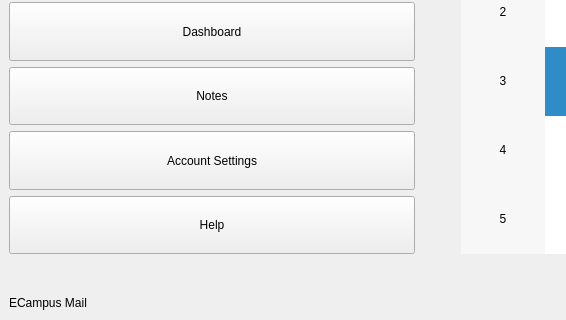
Qt form main/menu.ui (Demonim/Simargl-Study-Project) before a commit; both pictures show x 0 to 566 and y 329 to 649 of the 1140 by 864 pixel window.
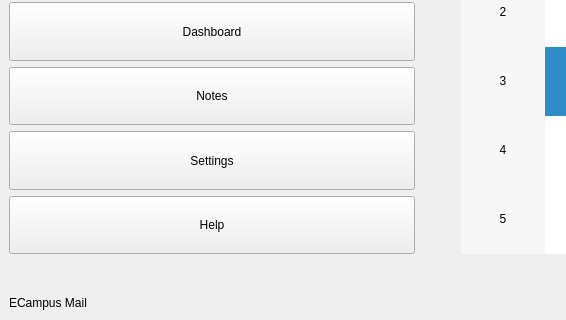
The same form after that commit.

What changed in the file:
```diff
--- a/main/menu.ui
+++ b/main/menu.ui
@@ -267,7 +267,7 @@
            </size>
           </property>
           <property name="text">
-           <string>Account Settings</string>
+           <string>Settings</string>
           </property>
          </widget>
         </item>
```
